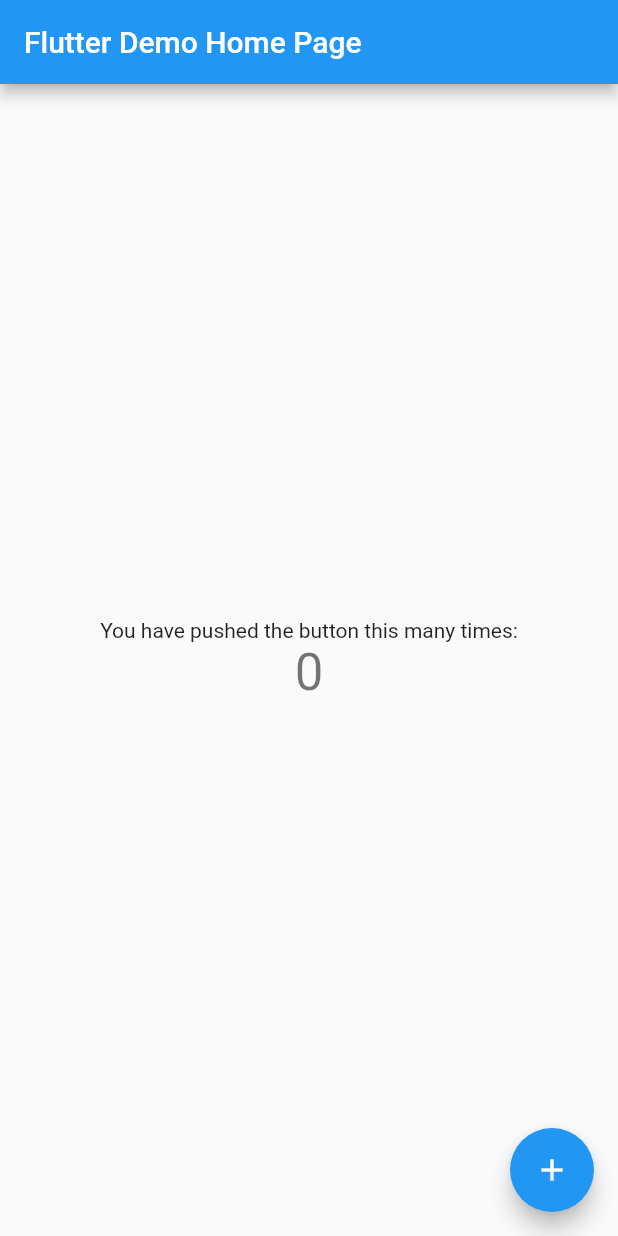
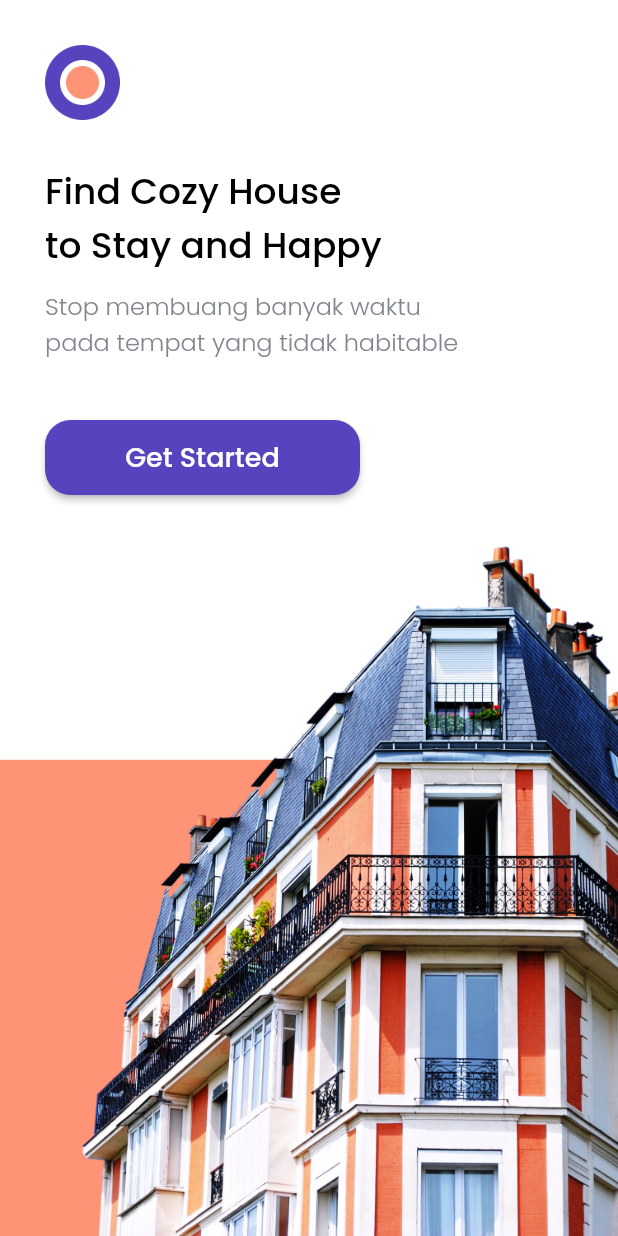
Before and after one commit to mikamada/cozy_app, a Flutter app: the screen it shows after launch, on a phone screen of 412 x 824 dp. Run offline on Flutter 3.47's test engine with Material 2 defaults, Android fonts, the phone set to English and light mode, and no system bars; our stand-ins replace google_fonts.

Commit message:
slicing ui splash_page.dart

```diff
--- a/lib/main.dart
+++ b/lib/main.dart
@@ -1,3 +1,4 @@
+import 'package:cozy_app/pages/splash_page.dart';
 import 'package:flutter/material.dart';
 
 void main() {
@@ -7,109 +8,11 @@ void main() {
 class MyApp extends StatelessWidget {
   const MyApp({Key? key}) : super(key: key);
 
-  // This widget is the root of your application.
   @override
   Widget build(BuildContext context) {
-    return MaterialApp(
-      title: 'Flutter Demo',
-      theme: ThemeData(
-        // This is the theme of your application.
-        //
-        // Try running your application with "flutter run". You'll see the
-        // application has a blue toolbar. Then, without quitting the app, try
-        // changing the primarySwatch below to Colors.green and then invoke
-        // "hot reload" (press "r" in the console where you ran "flutter run",
-        // or simply save your changes to "hot reload" in a Flutter IDE).
-        // Notice that the counter didn't reset back to zero; the application
-        // is not restarted.
-        primarySwatch: Colors.blue,
-      ),
-      home: const MyHomePage(title: 'Flutter Demo Home Page'),
+    return const MaterialApp(
+      debugShowCheckedModeBanner: false,
+      home: SplashPage(),
     );
   }
 }
-
-class MyHomePage extends StatefulWidget {
-  const MyHomePage({Key? key, required this.title}) : super(key: key);
-
-  // This widget is the home page of your application. It is stateful, meaning
-  // that it has a State object (defined below) that contains fields that affect
-  // how it looks.
-
-  // This class is the configuration for the state. It holds the values (in this
-  // case the title) provided by the parent (in this case the App widget) and
-  // used by the build method of the State. Fields in a Widget subclass are
-  // always marked "final".
-
-  final String title;
-
-  @override
-  State<MyHomePage> createState() => _MyHomePageState();
-}
-
-class _MyHomePageState extends State<MyHomePage> {
-  int _counter = 0;
-
-  void _incrementCounter() {
-    setState(() {
-      // This call to setState tells the Flutter framework that something has
-      // changed in this State, which causes it to rerun the build method below
-      // so that the display can reflect the updated values. If we changed
-      // _counter without calling setState(), then the build method would not be
-      // called again, and so nothing would appear to happen.
-      _counter++;
-    });
-  }
-
-  @override
-  Widget build(BuildContext context) {
-    // This method is rerun every time setState is called, for instance as done
-    // by the _incrementCounter method above.
-    //
-    // The Flutter framework has been optimized to make rerunning build methods
-    // fast, so that you can just rebuild anything that needs updating rather
-    // than having to individually change instances of widgets.
-    return Scaffold(
-      appBar: AppBar(
-        // Here we take the value from the MyHomePage object that was created by
-        // the App.build method, and use it to set our appbar title.
-        title: Text(widget.title),
-      ),
-      body: Center(
-        // Center is a layout widget. It takes a single child and positions it
-        // in the middle of the parent.
-        child: Column(
-          // Column is also a layout widget. It takes a list of children and
-          // arranges them vertically. By default, it sizes itself to fit its
-          // children horizontally, and tries to be as tall as its parent.
-          //
-          // Invoke "debug painting" (press "p" in the console, choose the
-          // "Toggle Debug Paint" action from the Flutter Inspector in Android
-          // Studio, or the "Toggle Debug Paint" command in Visual Studio Code)
-          // to see the wireframe for each widget.
-          //
-          // Column has various properties to control how it sizes itself and
-          // how it positions its children. Here we use mainAxisAlignment to
-          // center the children vertically; the main axis here is the vertical
-          // axis because Columns are vertical (the cross axis would be
-          // horizontal).
-          mainAxisAlignment: MainAxisAlignment.center,
-          children: <Widget>[
-            const Text(
-              'You have pushed the button this many times:',
-            ),
-            Text(
-              '$_counter',
-              style: Theme.of(context).textTheme.headline4,
-            ),
-          ],
-        ),
-      ),
-      floatingActionButton: FloatingActionButton(
-        onPressed: _incrementCounter,
-        tooltip: 'Increment',
-        child: const Icon(Icons.add),
-      ), // This trailing comma makes auto-formatting nicer for build methods.
-    );
-  }
-}
--- /dev/null
+++ b/lib/pages/splash_page.dart
@@ -0,0 +1,79 @@
+import 'package:cozy_app/theme.dart';
+import 'package:flutter/material.dart';
+
+class SplashPage extends StatelessWidget {
+  const SplashPage({Key? key}) : super(key: key);
+
+  @override
+  Widget build(BuildContext context) {
+    return Scaffold(
+      backgroundColor: whiteColor,
+      body: SafeArea(
+        child: Stack(
+          children: [
+            Align(
+              alignment: Alignment.bottomCenter,
+              child: Image.asset(
+                'assets/bottom.png',
+              ),
+            ),
+            Padding(
+              padding: const EdgeInsets.only(left: 30, right: 30, top: 30),
+              child: Column(
+                crossAxisAlignment: CrossAxisAlignment.start,
+                children: [
+                  Container(
+                    margin: const EdgeInsets.only(bottom: 30),
+                    width: 50,
+                    height: 50,
+                    decoration: const BoxDecoration(
+                      image: DecorationImage(
+                        image: AssetImage(
+                          'assets/logo.png',
+                        ),
+                      ),
+                    ),
+                  ),
+                  Text(
+                    'Find Cozy House\nto Stay and Happy',
+                    style: blackTextStyle.copyWith(
+                      fontSize: 24,
+                      fontWeight: FontWeight.w500,
+                    ),
+                  ),
+                  const SizedBox(height: 10),
+                  Text(
+                    'Stop membuang banyak waktu\npada tempat yang tidak habitable',
+                    style: greyTextStyle.copyWith(
+                      fontSize: 16,
+                      fontWeight: FontWeight.w300,
+                    ),
+                  ),
+                  Container(
+                    margin: const EdgeInsets.only(top: 40),
+                    width: 210,
+                    height: 50,
+                    child: ElevatedButton(
+                      style: ElevatedButton.styleFrom(
+                        primary: purpleColor,
+                        shape: RoundedRectangleBorder(
+                          borderRadius: BorderRadius.circular(17),
+                        ),
+                      ),
+                      onPressed: () {},
+                      child: Text(
+                        'Get Started',
+                        style: whiteTextStyle.copyWith(
+                            fontSize: 18, fontWeight: FontWeight.w500),
+                      ),
+                    ),
+                  ),
+                ],
+              ),
+            ),
+          ],
+        ),
+      ),
+    );
+  }
+}
```
